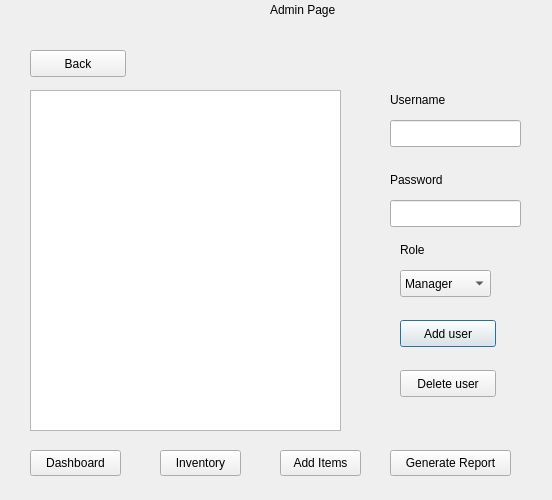
First picture: the form in adminpage.ui, repository YUSIFABOOD/Inventory, before the edit.
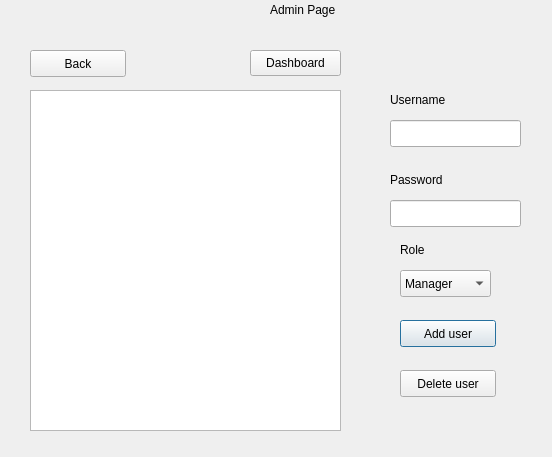
Second picture: the form after the edit.

```diff
--- a/adminpage.ui
+++ b/adminpage.ui
@@ -7,7 +7,7 @@
     <x>0</x>
     <y>0</y>
     <width>552</width>
-    <height>500</height>
+    <height>457</height>
    </rect>
   </property>
   <property name="windowTitle">
@@ -154,50 +154,11 @@
     <string>Role</string>
    </property>
   </widget>
-  <widget class="QPushButton" name="InventoryButton">
-   <property name="geometry">
-    <rect>
-     <x>160</x>
-     <y>450</y>
-     <width>81</width>
-     <height>26</height>
-    </rect>
-   </property>
-   <property name="text">
-    <string>Inventory</string>
-   </property>
-  </widget>
-  <widget class="QPushButton" name="AddItemButton">
-   <property name="geometry">
-    <rect>
-     <x>280</x>
-     <y>450</y>
-     <width>81</width>
-     <height>26</height>
-    </rect>
-   </property>
-   <property name="text">
-    <string>Add Items</string>
-   </property>
-  </widget>
-  <widget class="QPushButton" name="ReportsButton">
-   <property name="geometry">
-    <rect>
-     <x>390</x>
-     <y>450</y>
-     <width>121</width>
-     <height>26</height>
-    </rect>
-   </property>
-   <property name="text">
-    <string>Generate Report</string>
-   </property>
-  </widget>
   <widget class="QPushButton" name="Dashboard">
    <property name="geometry">
     <rect>
-     <x>30</x>
-     <y>450</y>
+     <x>250</x>
+     <y>50</y>
      <width>91</width>
      <height>26</height>
     </rect>
```
